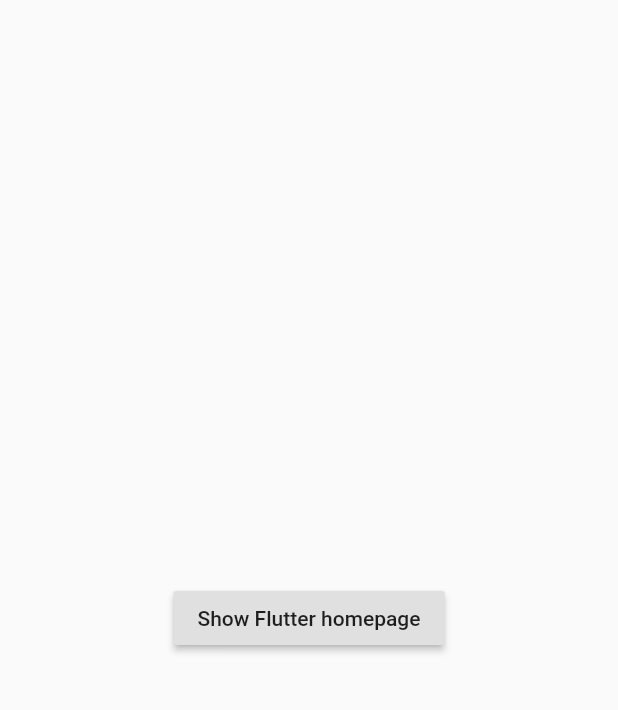
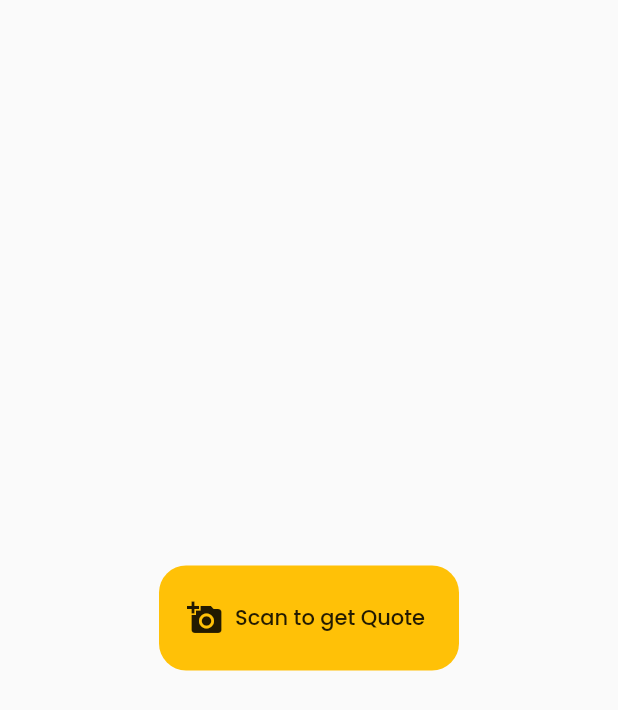
Before and after one commit to neziarxdxd/qrcode-tshirt-flutter, a Flutter app: the FrontPageQuotes screen opened directly, on a phone screen of 412 x 824 dp. Shown: the top 710 px of the screen. Run offline on Flutter 3.47's test engine with Material 2 defaults, Android fonts, the phone set to English and light mode, and no system bars; our stand-ins replace sqflite; missing offline and left inert: qrscan; accounts and stored records are empty.

Commit message:
fix navigations

```diff
--- a/prototayp/lib/main.dart
+++ b/prototayp/lib/main.dart
@@ -158,7 +158,7 @@
             },
             icon: Icon(Icons.add_a_photo),
             label: Text(
-              "Open QR Scanner",
+              "Scan to know me",
               style: TextStyle(fontFamily: "Poppins"),
             )),
       )),
--- a/prototayp/lib/page/qrreader/freeLecture.dart
+++ b/prototayp/lib/page/qrreader/freeLecture.dart
@@ -27,6 +27,7 @@
       setState(() {
         qrCodeText = "YEST THANK YOUUU LORD";
         print("YES they are equal");
+        goToQuotePage();
       });
     }
   }
@@ -35,13 +36,24 @@
   Widget build(BuildContext context) {
     return Scaffold(
       body: Center(
-        child: RaisedButton(
-          onPressed: () {
-            setState(() {
-              _scan();
-            });
-          },
-          child: Text('Show Flutter homepage'),
+        child: ButtonTheme(
+          height: 70,
+          minWidth: 200,
+          child: FlatButton.icon(
+              shape: RoundedRectangleBorder(
+                borderRadius: BorderRadius.circular(18.0),
+              ),
+              color: Colors.amber,
+              onPressed: () {
+                setState(() {
+                  _scan();
+                });
+              },
+              icon: Icon(Icons.add_a_photo),
+              label: Text(
+                "Scan to get Quote",
+                style: TextStyle(fontFamily: "Poppins"),
+              )),
         ),
       ),
     );
```
Also changed, not shown: prototayp/lib/page/summary/editInfo.dart (+11 -4 lines).
